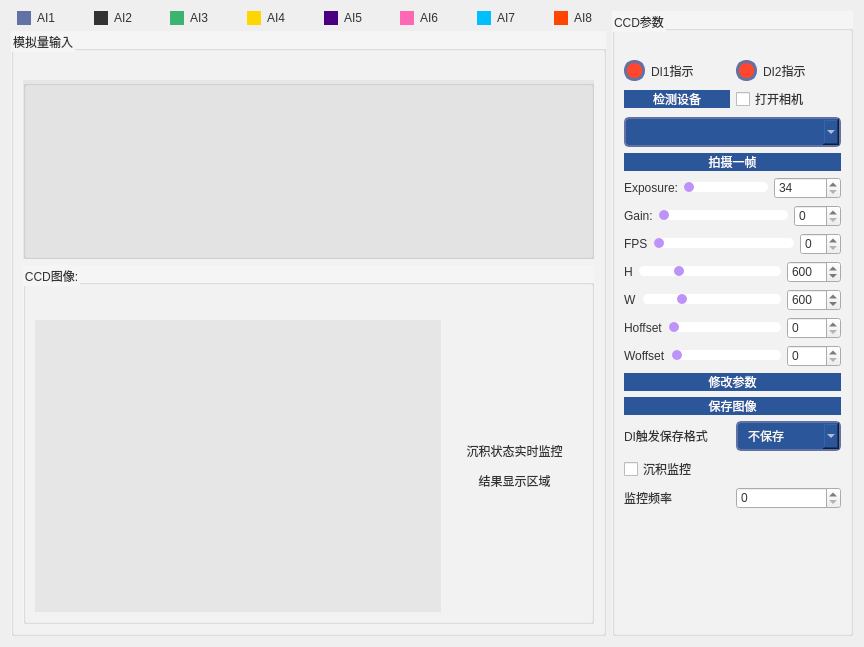
mihudaner/THU, file new_thu/UI/Cardpage/AIO_CCD_Table.ui: the form before one commit.
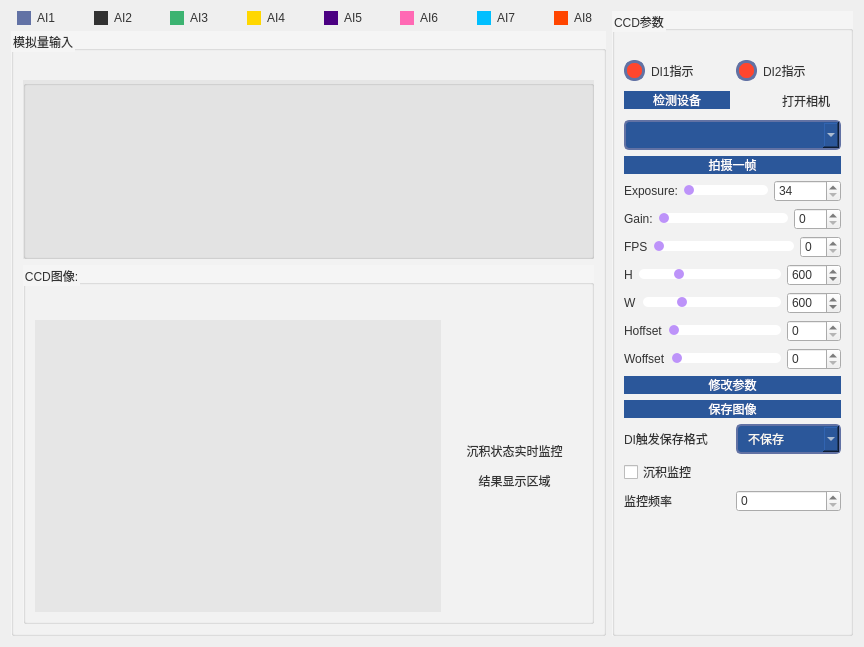
The form after the commit. Icons and pictures are not drawn. Custom widgets are drawn as their Qt base class.

```diff
--- a/new_thu/UI/Cardpage/AIO_CCD_Table.ui
+++ b/new_thu/UI/Cardpage/AIO_CCD_Table.ui
@@ -796,18 +796,21 @@
         QCheckBox::indicator {
             padding-top: 1px;
             width: 40px;
-            height: 30px;
+            height: 26px;
             border: none;
+			border-radius: 10px;
         }
 
         QCheckBox::indicator:unchecked {
             image: url(:/icon/check_on.png);
+	        background-color: rgb(255, 0, 0);
         }
 
         QCheckBox::indicator:checked {
             image: url(:/icon/check_off.png);
+			background-color: rgb(0, 255, 0);
         }
-url(:/icon/check_off.png)</string>
+</string>
           </property>
           <property name="text">
            <string>打开相机</string>
```
